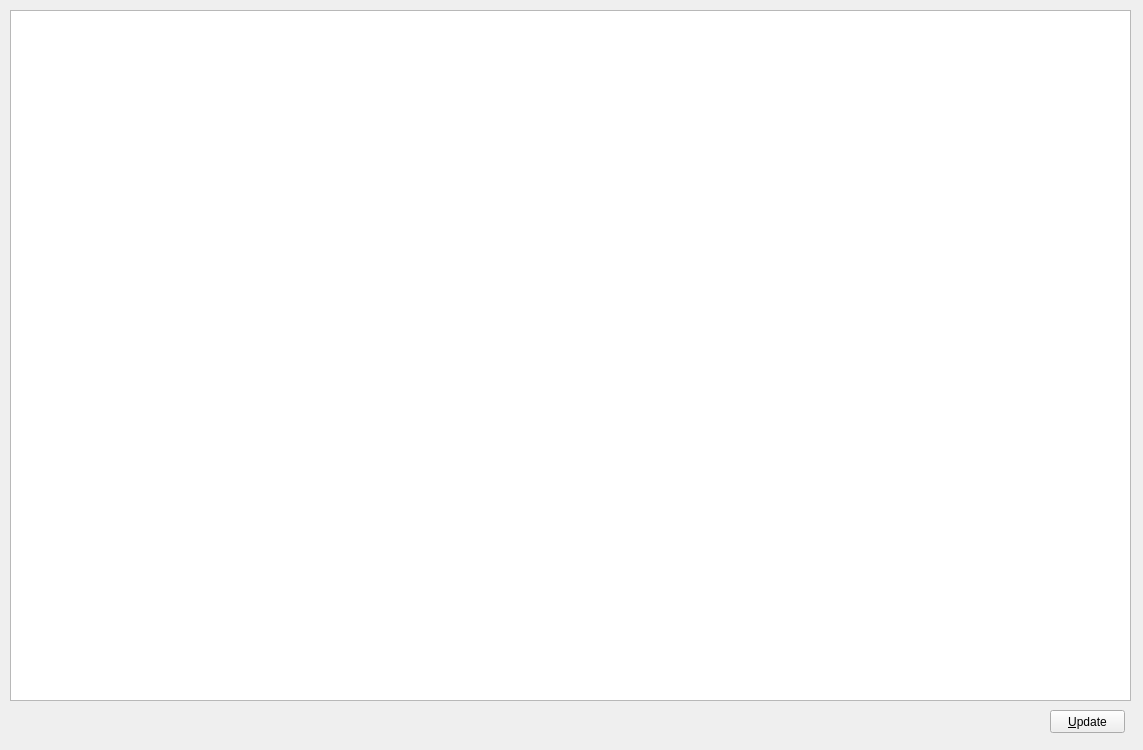
pgulyaev88/elpos, file residuescenterform.ui: the form before one commit.
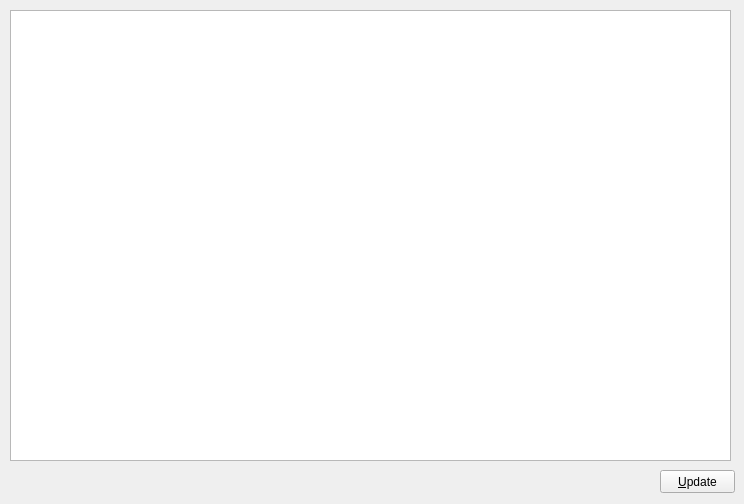
The form after the commit.

The edit to the form file:
```diff
--- a/residuescenterform.ui
+++ b/residuescenterform.ui
@@ -9,8 +9,8 @@
    <rect>
     <x>0</x>
     <y>0</y>
-    <width>1143</width>
-    <height>750</height>
+    <width>744</width>
+    <height>504</height>
    </rect>
   </property>
   <property name="windowTitle">
@@ -21,16 +21,16 @@
     <rect>
      <x>10</x>
      <y>10</y>
-     <width>1121</width>
-     <height>691</height>
+     <width>721</width>
+     <height>451</height>
     </rect>
    </property>
   </widget>
   <widget class="QPushButton" name="pushButtonUpdate">
    <property name="geometry">
     <rect>
-     <x>1050</x>
-     <y>710</y>
+     <x>660</x>
+     <y>470</y>
      <width>75</width>
      <height>23</height>
     </rect>
```
Left out of the diff: 2 changed lines with no effect on the pictures.
